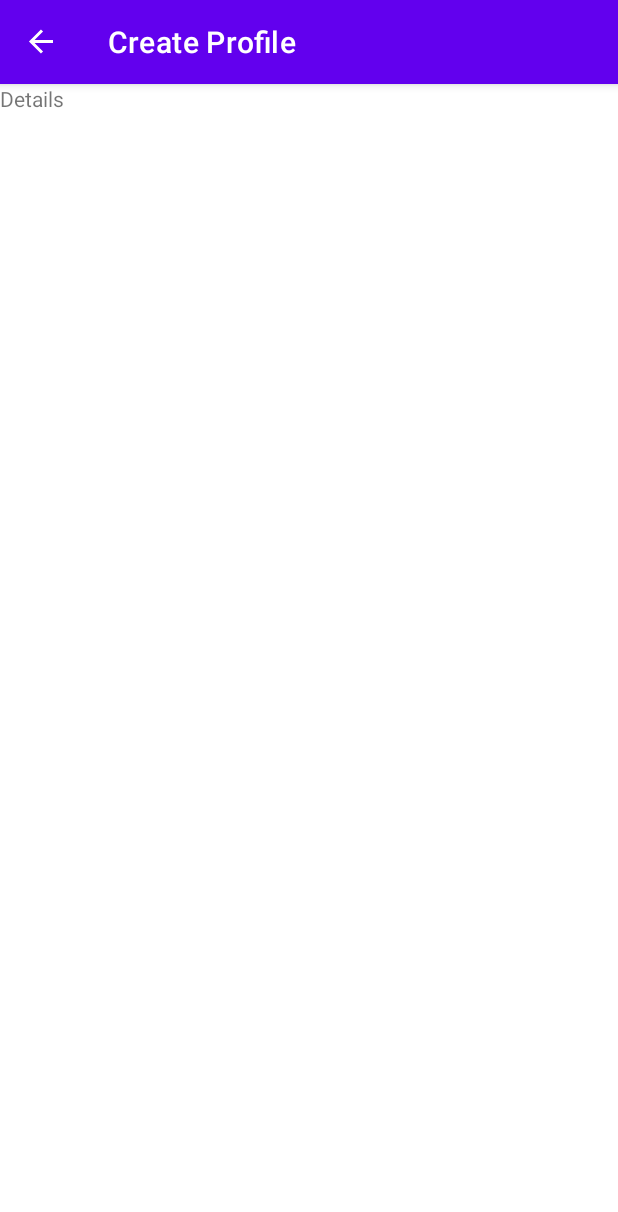
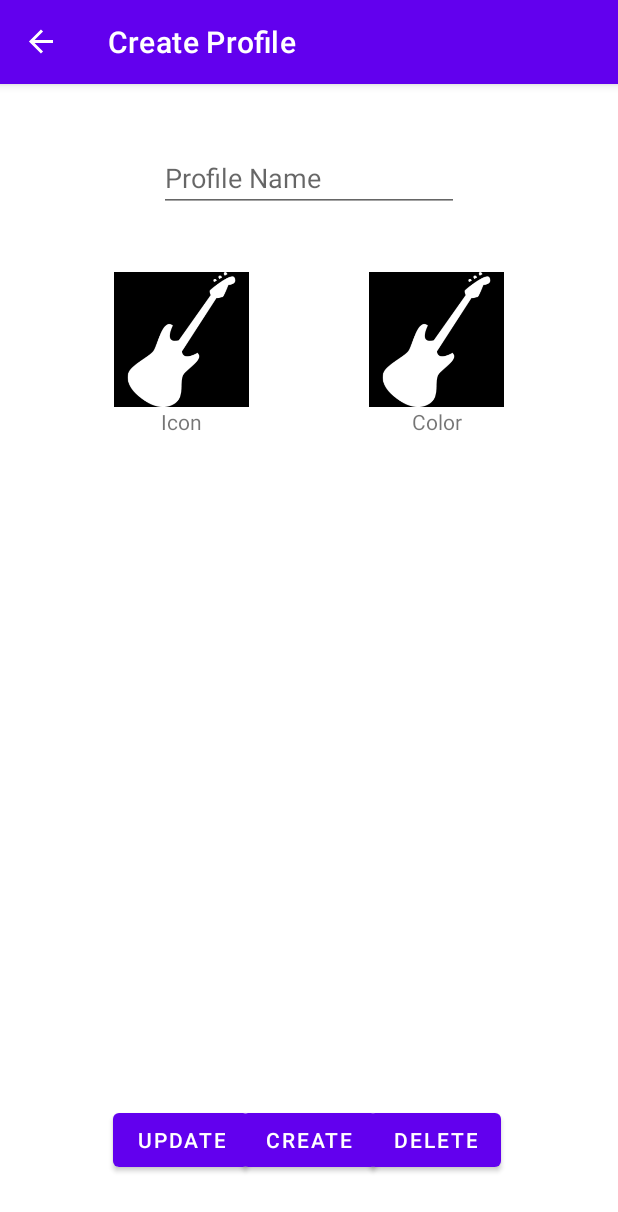
Before and after one commit to kennethjpaul/HushGuard, an Android app: the screen it shows after launch (MainActivity), after a tap on an icon or button, on a phone screen of 412 x 824 dp. Shown: the top 1212 px of the screen. Run offline under Robolectric (Android 15) with nearby library versions, the phone set to English and light mode, and no system bars; our stand-ins replace data binding, navigation-ui; 3 statements that could not run were skipped.

Commit message:
Rolled back on the version used for certain dependencies. Implemented the initial layout for profile details

```diff
--- a/app/build.gradle
+++ b/app/build.gradle
@@ -7,7 +7,7 @@ plugins {
 apply plugin: 'kotlin-kapt'
 
 android {
-    compileSdk 33
+    compileSdk 32
 
 
     dataBinding {
@@ -42,7 +42,7 @@ android {
 dependencies {
 
     implementation 'androidx.core:core-ktx:1.7.0'
-    implementation 'androidx.appcompat:appcompat:1.6.1'
+    implementation 'androidx.appcompat:appcompat:1.4.2'
     implementation 'com.google.android.material:material:1.9.0'
     implementation 'androidx.constraintlayout:constraintlayout:2.1.4'
 
@@ -55,10 +55,10 @@ dependencies {
 
 
     // Room
-    implementation("androidx.room:room-runtime:2.5.1")
-    implementation("androidx.room:room-ktx:2.5.1")
-    implementation 'androidx.preference:preference:1.2.0'
-    kapt("androidx.room:room-compiler:2.5.1")
+    implementation("androidx.room:room-runtime:2.4.3")
+    implementation("androidx.room:room-ktx:2.4.3")
+    implementation 'androidx.preference:preference:1.1.1'
+    kapt("androidx.room:room-compiler:2.4.3")
 
 
 
--- a/app/src/main/java/com/kinetx/silentproject/viewmodels/ProfileDetailsViewModel.kt
+++ b/app/src/main/java/com/kinetx/silentproject/viewmodels/ProfileDetailsViewModel.kt
@@ -1,6 +1,7 @@
 package com.kinetx.silentproject.viewmodels
 
 import android.app.Application
+import android.view.View
 import androidx.lifecycle.AndroidViewModel
 import androidx.lifecycle.LiveData
 import androidx.lifecycle.MutableLiveData
@@ -12,16 +13,29 @@ class ProfileDetailsViewModel(application: Application, private val argList : Pr
     val fragmentTitle : LiveData<String>
         get() = _fragmentTitle
 
+    private var _isCreateVisible = MutableLiveData<Int>()
+    val isCreateVisible : LiveData<Int>
+        get() = _isCreateVisible
+
+
+    private var _isUpdateVisible = MutableLiveData<Int>()
+    val isUpdateVisible : LiveData<Int>
+        get() = _isUpdateVisible
+
 
     init {
 
         if (argList.profileId==-1L)
         {
             _fragmentTitle.value = "Create Profile"
+            _isCreateVisible.value = View.VISIBLE
+            _isUpdateVisible.value = View.GONE
         }
         else
         {
             _fragmentTitle.value = "Create Profile"
+            _isCreateVisible.value = View.GONE
+            _isUpdateVisible.value = View.VISIBLE
         }
 
 
--- a/app/src/main/res/layout/fragment_profile_details.xml
+++ b/app/src/main/res/layout/fragment_profile_details.xml
@@ -1,5 +1,6 @@
 <?xml version="1.0" encoding="utf-8"?>
 <layout xmlns:android="http://schemas.android.com/apk/res/android"
+    xmlns:app="http://schemas.android.com/apk/res-auto"
     xmlns:tools="http://schemas.android.com/tools">
 
     <data>
@@ -8,16 +9,118 @@
             type="com.kinetx.silentproject.viewmodels.ProfileDetailsViewModel" />
     </data>
 
-    <FrameLayout
+    <androidx.constraintlayout.widget.ConstraintLayout
         android:layout_width="match_parent"
         android:layout_height="match_parent"
         tools:context=".fragments.ProfileDetailsFragment">
 
-        <!-- TODO: Update blank fragment layout -->
+        <androidx.constraintlayout.widget.Guideline
+            android:id="@+id/guideline"
+            android:layout_width="wrap_content"
+            android:layout_height="wrap_content"
+            android:orientation="vertical"
+            app:layout_constraintGuide_percent="0.5"
+            app:layout_constraintEnd_toEndOf="parent"
+            app:layout_constraintStart_toStartOf="parent" />
+
+        <EditText
+            android:id="@+id/profile_name_edit_text"
+            android:layout_width="wrap_content"
+            android:layout_height="wrap_content"
+            android:layout_marginTop="40dp"
+            android:inputType="textPersonName"
+            android:text=""
+            android:ems="5"
+            android:hint="Profile Name"
+            android:minWidth="200dp"
+            app:layout_constraintEnd_toEndOf="parent"
+            app:layout_constraintStart_toStartOf="parent"
+            app:layout_constraintTop_toTopOf="parent"
+            tools:ignore="HardcodedText" />
+
+        <ImageButton
+            android:id="@+id/profile_icon_button"
+            android:layout_width="90dp"
+            android:layout_height="90dp"
+            android:layout_marginTop="40dp"
+            android:layout_marginEnd="40dp"
+            android:scaleType="fitXY"
+            android:background="@color/black"
+            app:layout_constraintEnd_toStartOf="@+id/guideline"
+            app:layout_constraintTop_toBottomOf="@+id/profile_name_edit_text"
+            app:srcCompat="@drawable/guitar" />
+
+        <ImageButton
+            android:id="@+id/profile_color_button"
+            android:layout_width="90dp"
+            android:layout_height="90dp"
+            android:layout_marginStart="40dp"
+            android:scaleType="fitXY"
+            android:background="@color/black"
+            app:layout_constraintStart_toStartOf="@+id/guideline"
+            app:layout_constraintTop_toTopOf="@+id/profile_icon_button"
+            app:srcCompat="@drawable/guitar" />
+
         <TextView
+            android:id="@+id/profile_icon_text"
+            android:layout_width="wrap_content"
+            android:layout_height="wrap_content"
+            android:text="@string/icon"
+            app:layout_constraintEnd_toEndOf="@+id/profile_icon_button"
+            app:layout_constraintStart_toStartOf="@+id/profile_icon_button"
+            app:layout_constraintTop_toBottomOf="@+id/profile_icon_button" />
+
+        <TextView
+            android:id="@+id/profile_color_text"
+            android:layout_width="wrap_content"
+            android:layout_height="wrap_content"
+            android:text="@string/color"
+            app:layout_constraintEnd_toEndOf="@+id/profile_color_button"
+            app:layout_constraintStart_toStartOf="@+id/profile_color_button"
+            app:layout_constraintTop_toBottomOf="@+id/profile_color_button" />
+
+        <Button
+            android:id="@+id/profile_details_create_button"
+            android:layout_width="wrap_content"
+            android:layout_height="wrap_content"
+            android:text="@string/create"
+            android:layout_marginBottom="40dp"
+            android:visibility="@{profileDetailsViewModel.isCreateVisible()}"
+            app:layout_constraintBottom_toBottomOf="parent"
+            app:layout_constraintEnd_toEndOf="parent"
+            app:layout_constraintStart_toStartOf="parent" />
+
+        <Button
+            android:id="@+id/profile_details_update_button"
+            android:layout_width="wrap_content"
+            android:layout_height="wrap_content"
+            android:layout_marginEnd="40dp"
+            android:layout_marginBottom="40dp"
+            android:visibility="@{profileDetailsViewModel.isUpdateVisible()}"
+            android:text="@string/update"
+            app:layout_constraintBottom_toBottomOf="parent"
+            app:layout_constraintEnd_toStartOf="@+id/guideline" />
+
+        <Button
+            android:id="@+id/profile_details_delete_button"
+            android:layout_width="wrap_content"
+            android:layout_height="wrap_content"
+            android:text="@string/delete"
+            android:layout_marginStart="40dp"
+            android:visibility="@{profileDetailsViewModel.isUpdateVisible()}"
+            app:layout_constraintStart_toStartOf="@+id/guideline"
+            app:layout_constraintTop_toTopOf="@+id/profile_details_update_button" />
+
+        <androidx.recyclerview.widget.RecyclerView
+            android:id="@+id/profile_details_selected_profiles"
             android:layout_width="match_parent"
-            android:layout_height="match_parent"
-            android:text="Details" />
+            android:layout_height="0dp"
+            android:layout_marginTop="40dp"
+            app:layout_constraintEnd_toEndOf="parent"
+            app:layout_constraintStart_toStartOf="parent"
+            app:layout_constraintTop_toBottomOf="@+id/profile_icon_text"
+            app:layout_constraintVertical_weight="1.0" />
 
-    </FrameLayout>
+
+    </androidx.constraintlayout.widget.ConstraintLayout>
 </layout>
--- a/app/src/main/res/values/strings.xml
+++ b/app/src/main/res/values/strings.xml
@@ -1,5 +1,9 @@
 <resources>
     <string name="app_name">SilentProject</string>
-    <!-- TODO: Remove or change this placeholder text -->
     <string name="hello_blank_fragment">Hello blank fragment</string>
+    <string name="create">Create</string>
+    <string name="icon">Icon</string>
+    <string name="color">Color</string>
+    <string name="update">Update</string>
+    <string name="delete">Delete</string>
 </resources>
```
Also changed, not shown: app/src/main/res/drawable/guitar.png (added).
